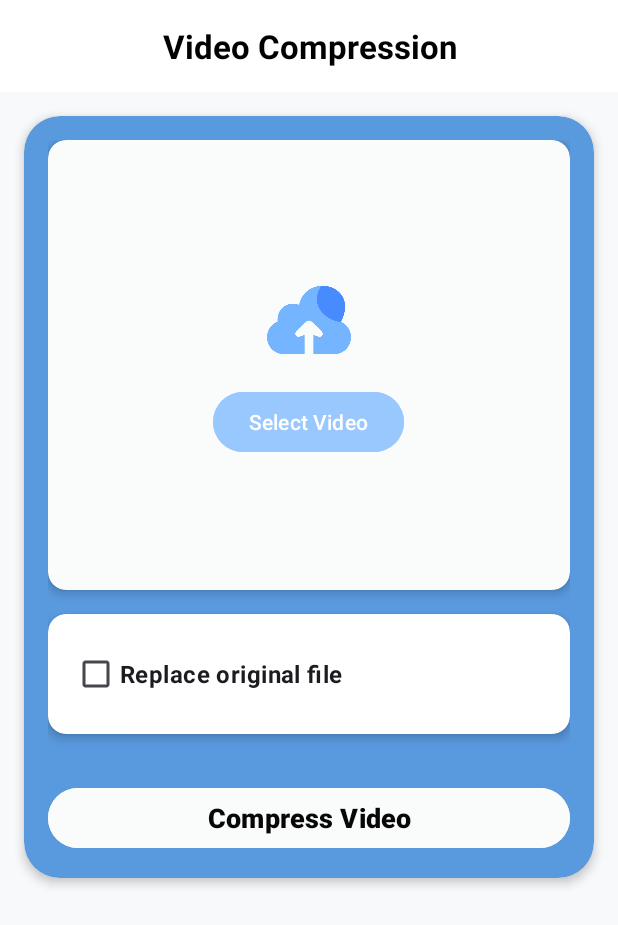
After one commit to kunal07dev/File-Ease, an Android app: the VideoCompression screen opened directly, with no data from a screen before it, on a phone screen of 412 x 824 dp. The commit adds this screen. Shown: the top 925 px of the screen. Run offline under Robolectric (Android 15) with nearby library versions, the phone set to English and light mode, and no system bars; Roboto replaces fonts that are not available here.

Commit message:
video compression

```diff
--- a/app/build.gradle.kts
+++ b/app/build.gradle.kts
@@ -43,6 +43,7 @@ dependencies {
     implementation ("org.apache.poi:poi-ooxml:5.2.3")
     implementation ("org.apache.poi:poi-scratchpad:5.2.3")
 
+    implementation("com.arthenica:ffmpeg-kit-full:6.0-2")
     implementation ("androidx.cardview:cardview:1.0.0")
     implementation ("com.tom-roush:pdfbox-android:2.0.27.0")
     implementation ("com.aspose:aspose-words:24.3:android.via.java")
--- a/app/src/main/java/com/example/letsdoit/MainActivity.java
+++ b/app/src/main/java/com/example/letsdoit/MainActivity.java
@@ -59,6 +59,7 @@ public class MainActivity extends BaseActivity {
         super.onCreate(savedInstanceState);
 //        setContentView(R.layout.activity_main);
         photocard = findViewById(R.id.photocard);
+        videocard=findViewById(R.id.videocard);
 
         pdfbtn = findViewById(R.id.pdfbtn);
         docbtn = findViewById(R.id.docbtn);
@@ -80,6 +81,11 @@ public class MainActivity extends BaseActivity {
             Intent intent = new Intent(MainActivity.this, ImageCompressionActivity.class);
             startActivity(intent);
         });
+        videocard.setOnClickListener(v -> {
+            Intent intent = new Intent(MainActivity.this, VideoCompression.class);
+            startActivity(intent);
+        });
+
 
         documentPickerLauncher = registerForActivityResult(
                 new ActivityResultContracts.StartActivityForResult(),
--- /dev/null
+++ b/app/src/main/java/com/example/letsdoit/VideoCompression.java
@@ -0,0 +1,117 @@
+package com.example.letsdoit;
+
+import android.content.ClipData;
+import android.content.Intent;
+import android.net.Uri;
+import android.os.Bundle;
+import android.provider.MediaStore;
+import android.view.View;
+import android.widget.Button;
+import android.widget.CheckBox;
+import android.widget.LinearLayout;
+import android.widget.ProgressBar;
+import android.widget.Toast;
+
+import androidx.activity.result.ActivityResultLauncher;
+import androidx.activity.result.contract.ActivityResultContracts;
+import androidx.appcompat.app.AppCompatActivity;
+
+import java.util.ArrayList;
+import java.util.List;
+
+public class VideoCompression extends AppCompatActivity {
+    private Button btnSelectVideo, btnCompress, btnStopCompression;
+    private CheckBox cbReplaceOriginal;
+    private ProgressBar progressBar;
+    public LinearLayout liner;
+//    private TextView tvStatus, tvSelectedCount;
+//    private RecyclerView recyclerView;
+//    private VideoAdapter videoAdapter;
+
+    private final List<Uri> selectedUris = new ArrayList<>();
+
+    private final ActivityResultLauncher<Intent> videoPickerLauncher =
+            registerForActivityResult(new ActivityResultContracts.StartActivityForResult(), result -> {
+                if (result.getResultCode() == RESULT_OK && result.getData() != null) {
+                    selectedUris.clear();
+                    Intent data = result.getData();
+
+                    if (data.getData() != null) {
+                        selectedUris.add(data.getData());
+                    } else {
+                        ClipData clipData = data.getClipData();
+                        if (clipData != null) {
+                            for (int i = 0; i < clipData.getItemCount(); i++) {
+                                selectedUris.add(clipData.getItemAt(i).getUri());
+                            }
+                        }
+                    }
+                    updateUIAfterSelection();
+                    Toast.makeText(this, "Video Selected", Toast.LENGTH_SHORT).show();
+                }
+            });
+
+    @Override
+    protected void onCreate(Bundle savedInstanceState) {
+        super.onCreate(savedInstanceState);
+        setContentView(R.layout.video_main);
+
+        btnSelectVideo = findViewById(R.id.btnSelectVideo);
+        btnCompress = findViewById(R.id.btnCompress);
+        btnStopCompression = findViewById(R.id.btnStopCompression);
+        cbReplaceOriginal = findViewById(R.id.cbReplaceOriginal);
+        progressBar = findViewById(R.id.progressBar);
+        liner=findViewById(R.id.layout);
+//        tvStatus = findViewById(R.id.tvStatus);
+//        tvSelectedCount = findViewById(R.id.tv_selected_count);
+//        recyclerView = findViewById(R.id.rv_selected_videos);
+
+
+        btnSelectVideo.setOnClickListener(v -> {
+            Intent intent = new Intent(Intent.ACTION_PICK);
+            intent.setDataAndType(MediaStore.Video.Media.EXTERNAL_CONTENT_URI, "video/*");
+            intent.putExtra(Intent.EXTRA_ALLOW_MULTIPLE, true);
+            videoPickerLauncher.launch(Intent.createChooser(intent, "Select Videos"));
+        });
+
+        btnCompress.setOnClickListener(v -> {
+            if (!selectedUris.isEmpty()) {
+                progressBar.setVisibility(View.VISIBLE);
+                liner.setVisibility(View.VISIBLE);
+
+//              tvStatus.setText("Compressing...");
+                VideoCompressionService.startCompression(
+                        this,
+                        selectedUris,
+                        cbReplaceOriginal.isChecked()
+
+                );
+            } else {
+                Toast.makeText(this, "No video selected!", Toast.LENGTH_SHORT).show();
+            }
+
+        });
+
+        btnStopCompression.setOnClickListener(v -> {
+            VideoCompressionService.stopCompression(this);
+//            tvStatus.setText("Stopped");
+            progressBar.setVisibility(View.GONE);
+            liner.setVisibility(View.GONE);
+        });
+    }
+
+    private void updateUIAfterSelection() {
+        if (!selectedUris.isEmpty()) {
+
+            btnSelectVideo.setVisibility(View.VISIBLE);
+
+//            tvSelectedCount.setText(selectedUris.size() + " selected");
+//            videoAdapter = new VideoAdapter(selectedUris, this);
+//            recyclerView.setAdapter(videoAdapter);
+        } else {
+            btnCompress.setVisibility(View.GONE);
+            liner.setVisibility(View.GONE);
+//            tvSelectedCount.setText("0 selected");
+        }
+    }
+}
--- a/app/src/main/java/com/example/letsdoit/duplicate_main.java
+++ b/app/src/main/java/com/example/letsdoit/duplicate_main.java
@@ -56,7 +56,7 @@ public class duplicate_main extends BaseActivity {
     @Override
     protected void onCreate(Bundle savedInstanceState) {
         super.onCreate(savedInstanceState);
-        setContentView(R.layout.activity_duplicate_main);
+        //setContentView(R.layout.activity_duplicate_main);
 
         // Initialize views
         scanButton = findViewById(R.id.button_scan);
--- /dev/null
+++ b/app/src/main/res/layout/video_main.xml
@@ -0,0 +1,179 @@
+<ScrollView xmlns:android="http://schemas.android.com/apk/res/android"
+    xmlns:app="http://schemas.android.com/apk/res-auto"
+    android:layout_width="match_parent"
+    android:layout_height="match_parent"
+    android:background="#f7f9fb">
+
+    <LinearLayout
+        android:layout_width="match_parent"
+        android:layout_height="wrap_content"
+        android:orientation="vertical"
+        android:padding="0dp">
+
+        <!-- Header -->
+        <LinearLayout
+            android:layout_width="match_parent"
+            android:layout_height="wrap_content"
+            android:background="#ffffff"
+            android:orientation="vertical"
+            android:padding="16dp">
+
+            <TextView
+                android:id="@+id/headerText"
+                android:layout_width="match_parent"
+                android:layout_height="wrap_content"
+                android:text="Video Compression"
+                android:textColor="#000000"
+                android:textSize="22sp"
+                android:textStyle="bold"
+                android:gravity="center"/>
+        </LinearLayout>
+
+        <!-- Main Card -->
+        <androidx.cardview.widget.CardView
+            android:layout_width="match_parent"
+            android:layout_height="wrap_content"
+            android:layout_margin="16dp"
+            app:cardCornerRadius="24dp"
+            app:cardElevation="4dp"
+            app:cardBackgroundColor="#5999de">
+
+            <LinearLayout
+                android:layout_width="match_parent"
+                android:layout_height="wrap_content"
+                android:orientation="vertical"
+                android:padding="16dp">
+
+                <!-- Video Preview & Upload Section -->
+                <androidx.cardview.widget.CardView
+                    android:id="@+id/uploadCard"
+                    android:layout_width="match_parent"
+                    android:layout_height="300dp"
+                    app:cardCornerRadius="12dp"
+                    app:cardElevation="4dp"
+                    app:cardBackgroundColor="#FAFBFB">
+
+                    <RelativeLayout
+                        android:layout_width="match_parent"
+                        android:layout_height="match_parent">
+
+                        <!-- Video Preview (visible after selection) -->
+                        <VideoView
+                            android:id="@+id/videoView"
+                            android:layout_width="match_parent"
+                            android:layout_height="match_parent"
+                            android:visibility="gone"/>
+
+                        <!-- Upload Prompt (visible initially) -->
+                        <LinearLayout
+                            android:id="@+id/uploadPrompt"
+                            android:layout_width="match_parent"
+                            android:layout_height="match_parent"
+                            android:gravity="center"
+                            android:orientation="vertical"
+                            android:visibility="visible">
+
+                            <ImageView
+                                android:id="@+id/uploadIcon"
+                                android:layout_width="64dp"
+                                android:layout_height="64dp"
+                                android:src="@drawable/upload"/>
+
+                            <Button
+                                android:id="@+id/btnSelectVideo"
+                                android:layout_width="wrap_content"
+                                android:layout_height="wrap_content"
+                                android:layout_marginTop="12dp"
+                                android:backgroundTint="#99c8ff"
+                                android:text="Select Video"
+                                android:textColor="#FFFFFF"/>
+                        </LinearLayout>
+
+                    </RelativeLayout>
+                </androidx.cardview.widget.CardView>
+
+                <!-- Replace Original Option -->
+                <androidx.cardview.widget.CardView
+                    android:layout_width="match_parent"
+                    android:layout_height="wrap_content"
+                    android:layout_marginTop="16dp"
+                    app:cardCornerRadius="12dp"
+                    app:cardElevation="4dp">
+
+                    <LinearLayout
+                        android:layout_width="match_parent"
+                        android:layout_height="wrap_content"
+                        android:orientation="vertical"
+                        android:padding="16dp">
+
+                        <CheckBox
+                            android:id="@+id/cbReplaceOriginal"
+                            android:layout_width="wrap_content"
+                            android:layout_height="wrap_content"
+                            android:text="Replace original file"
+                            android:textSize="16sp"
+                            android:textStyle="bold"/>
+                    </LinearLayout>
+                </androidx.cardview.widget.CardView>
+
+                <!-- Progress & Status -->
+                <androidx.cardview.widget.CardView
+                    android:layout_width="match_parent"
+                    android:layout_height="wrap_content"
+                    android:layout_marginTop="16dp"
+                    app:cardCornerRadius="12dp"
+                    app:cardElevation="4dp">
+
+                    <LinearLayout
+                        android:id="@+id/layout"
+                        android:layout_width="match_parent"
+                        android:layout_height="wrap_content"
+                        android:orientation="vertical"
+                        android:padding="16dp"
+                        android:visibility="gone">
+
+                        <TextView
+                            android:id="@+id/tvStatus"
+                            android:layout_width="match_parent"
+                            android:layout_height="wrap_content"
+                            android:textSize="14sp"
+                            android:textColor="#000000"/>
+
+                        <ProgressBar
+                            android:id="@+id/progressBar"
+                            style="?android:attr/progressBarStyleHorizontal"
+                            android:layout_width="match_parent"
+                            android:layout_height="wrap_content"
+                            android:layout_marginTop="8dp"
+                            />
+
+                        <Button
+                            android:id="@+id/btnStopCompression"
+                            android:layout_width="wrap_content"
+                            android:layout_height="wrap_content"
+                            android:layout_gravity="center"
+                            android:layout_marginTop="8dp"
+                            android:text="Stop Compression"
+                            android:backgroundTint="#99c8ff"
+                            android:textColor="#FFFFFF"
+                            />
+                    </LinearLayout>
+                </androidx.cardview.widget.CardView>
+
+                <!-- Compress Button -->
+                <Button
+                    android:id="@+id/btnCompress"
+                    android:layout_width="match_parent"
+                    android:layout_height="wrap_content"
+                    android:layout_marginTop="16dp"
+                    android:backgroundTint="#FAFBFB"
+                    android:text="Compress Video"
+                    android:textColor="#070707"
+                    android:textSize="18sp"
+                    android:textStyle="bold"
+                    />
+
+            </LinearLayout>
+        </androidx.cardview.widget.CardView>
+    </LinearLayout>
+</ScrollView>
```
Also changed, not shown: app/src/main/AndroidManifest.xml (+14 -0 lines), app/src/main/java/com/example/letsdoit/VideoCompressionService.java (added, +316 -0 lines).
